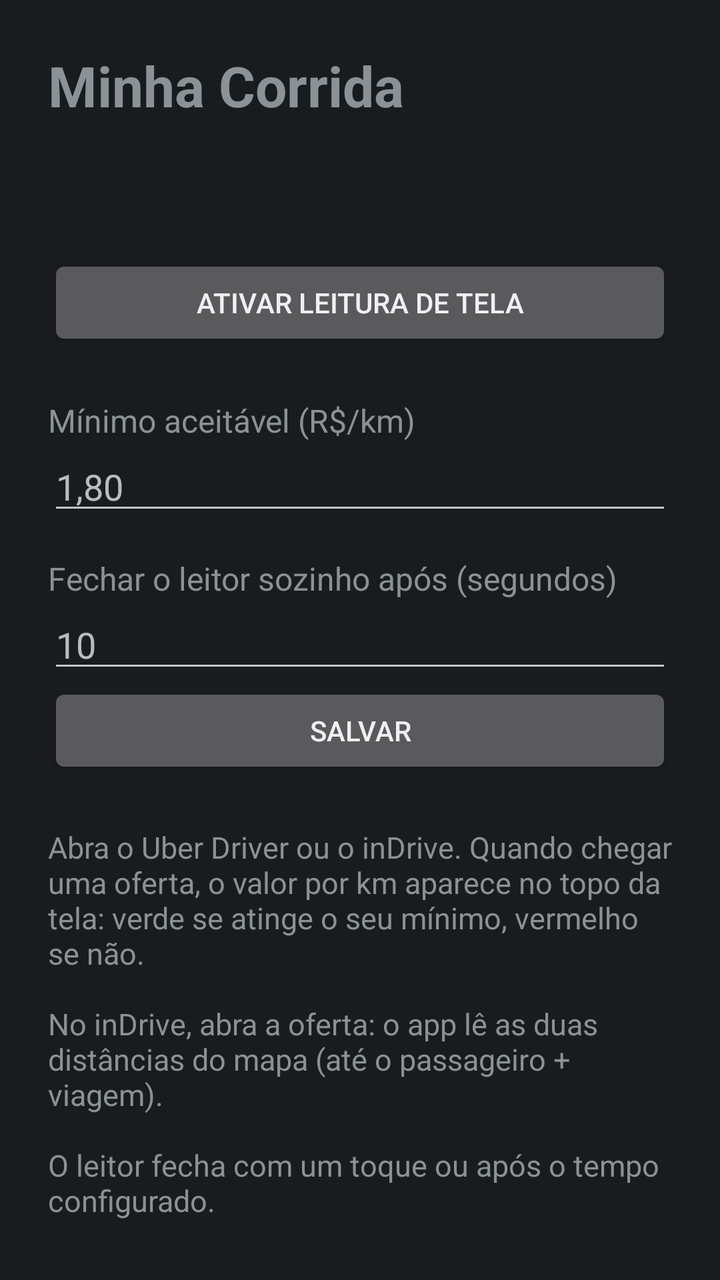
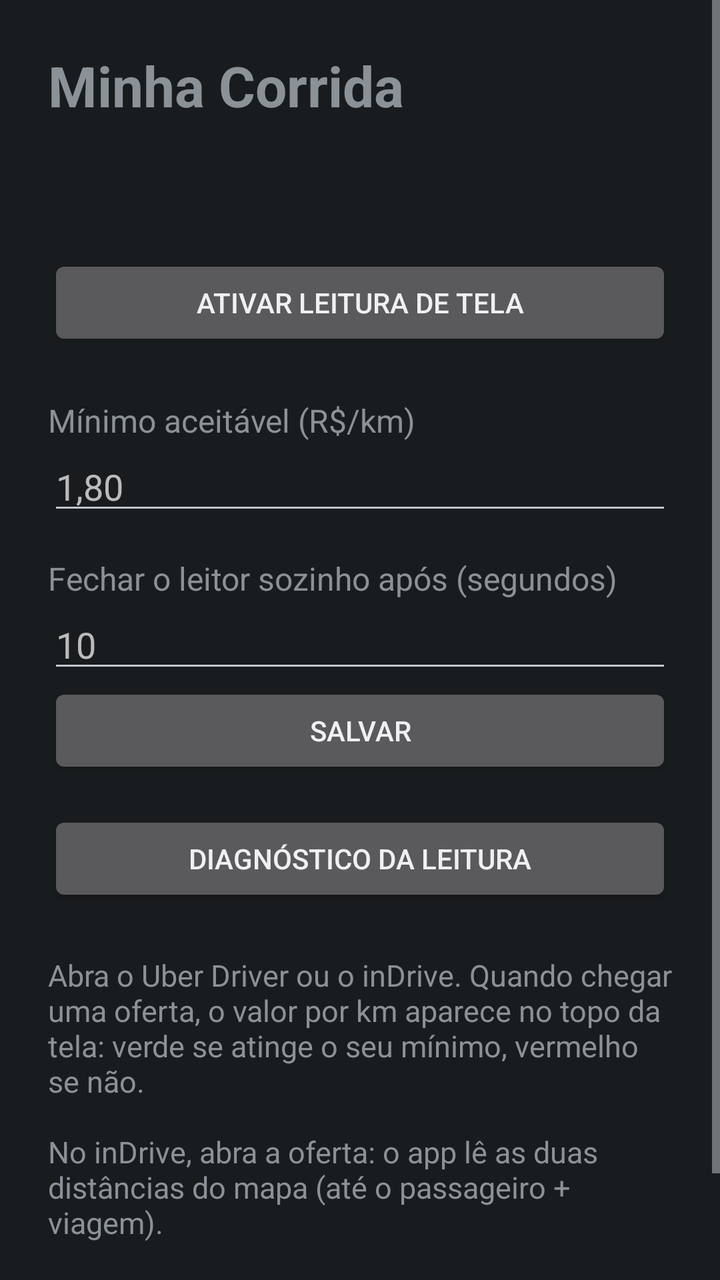

Before-and-after screenshots of an Android layout around one commit, followed by the original layout XML and the change that was made.
<!-- AndroidManifest.xml: application theme android:Theme.DeviceDefault.NoActionBar -->
<!-- res/layout/activity_main.xml -->
<?xml version="1.0" encoding="utf-8"?>
<ScrollView xmlns:android="http://schemas.android.com/apk/res/android"
    android:layout_width="match_parent"
    android:layout_height="match_parent">

    <LinearLayout
        android:layout_width="match_parent"
        android:layout_height="wrap_content"
        android:orientation="vertical"
        android:padding="24dp">

        <TextView
            android:layout_width="wrap_content"
            android:layout_height="wrap_content"
            android:text="@string/app_name"
            android:textSize="28sp"
            android:textStyle="bold" />

        <TextView
            android:id="@+id/tvVersion"
            android:layout_width="wrap_content"
            android:layout_height="wrap_content"
            android:alpha="0.7"
            android:textSize="13sp" />

        <TextView
            android:id="@+id/tvStatus"
            android:layout_width="wrap_content"
            android:layout_height="wrap_content"
            android:layout_marginTop="16dp"
            android:textSize="18sp" />

        <Button
            android:id="@+id/btnOpenSettings"
            android:layout_width="match_parent"
            android:layout_height="wrap_content"
            android:layout_marginTop="8dp"
            android:text="@string/open_settings" />

        <TextView
            android:layout_width="wrap_content"
            android:layout_height="wrap_content"
            android:layout_marginTop="24dp"
            android:text="@string/min_label"
            android:textSize="16sp" />

        <EditText
            android:id="@+id/etMinValue"
            android:layout_width="match_parent"
            android:layout_height="wrap_content"
            android:digits="0123456789,."
            android:hint="1,80"
            android:importantForAutofill="no"
            android:inputType="numberDecimal" />

        <TextView
            android:layout_width="wrap_content"
            android:layout_height="wrap_content"
            android:layout_marginTop="16dp"
            android:text="@string/timeout_label"
            android:textSize="16sp" />

        <EditText
            android:id="@+id/etTimeout"
            android:layout_width="match_parent"
            android:layout_height="wrap_content"
            android:hint="10"
            android:importantForAutofill="no"
            android:inputType="number"
            android:maxLength="3" />

        <Button
            android:id="@+id/btnSave"
            android:layout_width="match_parent"
            android:layout_height="wrap_content"
            android:text="@string/save" />

        <TextView
            android:layout_width="wrap_content"
            android:layout_height="wrap_content"
            android:layout_marginTop="24dp"
            android:text="@string/help"
            android:textSize="15sp" />
    </LinearLayout>
</ScrollView>
<!-- resources referenced by this layout -->
<resources>
  <string name="app_name">Minha Corrida</string>
  <string name="help">Abra o Uber Driver ou o inDrive. Quando chegar uma oferta, o valor por km aparece no topo da tela: verde se atinge o seu mínimo, vermelho se não.\n\nNo inDrive, abra a oferta: o app lê as duas distâncias do mapa (até o passageiro + viagem).\n\nO leitor fecha com um toque ou após o tempo configurado.</string>
  <string name="min_label">Mínimo aceitável (R$/km)</string>
  <string name="open_settings">Ativar leitura de tela</string>
  <string name="save">Salvar</string>
  <string name="timeout_label">Fechar o leitor sozinho após (segundos)</string>
</resources>

<!-- the commit's change to res/layout/activity_main.xml (unified diff, before → after) -->
@@ -75,6 +75,13 @@
             android:layout_height="wrap_content"
             android:text="@string/save" />
 
+        <Button
+            android:id="@+id/btnDiagnostics"
+            android:layout_width="match_parent"
+            android:layout_height="wrap_content"
+            android:layout_marginTop="16dp"
+            android:text="@string/diagnostics_title" />
+
         <TextView
             android:layout_width="wrap_content"
             android:layout_height="wrap_content"
<!-- resource entries referenced after the edit -->
@@ -1,6 +1,7 @@
 <!-- resources referenced by this layout -->
 <resources>
   <string name="app_name">Minha Corrida</string>
+  <string name="diagnostics_title">Diagnóstico da leitura</string>
   <string name="help">Abra o Uber Driver ou o inDrive. Quando chegar uma oferta, o valor por km aparece no topo da tela: verde se atinge o seu mínimo, vermelho se não.\n\nNo inDrive, abra a oferta: o app lê as duas distâncias do mapa (até o passageiro + viagem).\n\nO leitor fecha com um toque ou após o tempo configurado.</string>
   <string name="min_label">Mínimo aceitável (R$/km)</string>
   <string name="open_settings">Ativar leitura de tela</string>
